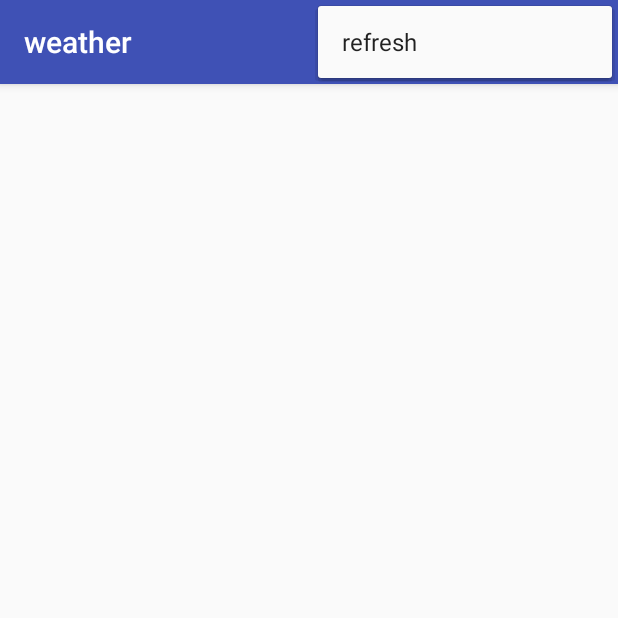
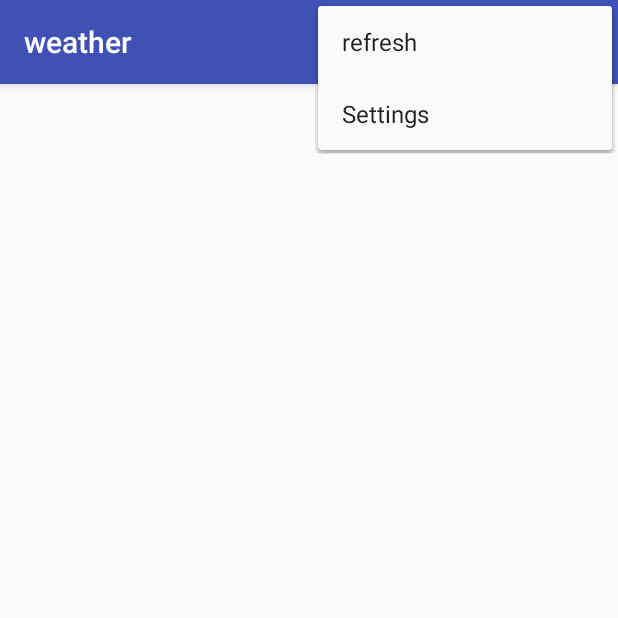
Before and after one commit to Stolli78/weather, an Android app: the screen it shows after launch (MainActivity), with the options menu open, on a phone screen of 412 x 824 dp, the top half of it. Run offline under Robolectric (Android 15) with nearby library versions, the phone set to English and light mode, and no system bars; 1 statement that could not run was skipped.

Commit message:
unacity tutorial next step

```diff
--- a/app/src/main/res/menu/forecastfragment.xml
+++ b/app/src/main/res/menu/forecastfragment.xml
@@ -5,5 +5,9 @@
         android:id="@+id/action_refresh"
         android:title="@string/action_refresh"
         app:showAsAction="never"></item>
+    <item
+        android:id="@+id/action_settings"
+        android:title="@string/action_settings"
+        app:showAsAction="never" />
 
 </menu>
```
Also changed, not shown: app/src/main/java/stollenwerk/weather/ForecastFragment.java (+10 -2 lines).
